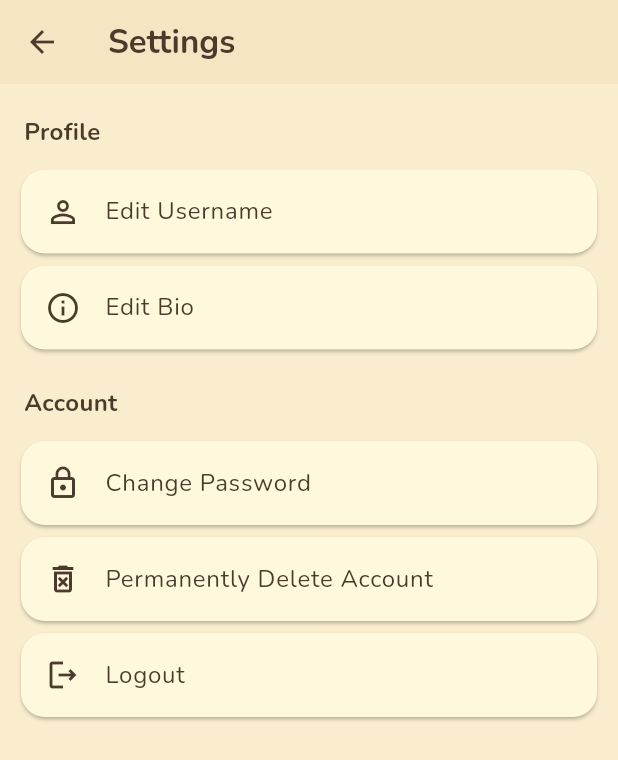
After one commit to gaara40/snibbl, a Flutter app: the ProfileScreen screen opened by its route, after a tap on the "settings" icon, on a phone screen of 412 x 824 dp. The commit adds this screen. Shown: the top 760 px of the screen. Run offline on Flutter 3.47's test engine with Material 3 defaults, Android fonts, the phone set to English and light mode, and no system bars; our stand-ins replace cloud_firestore, firebase_auth, firebase_core, flutter_riverpod, fluttertoast, google_fonts and 2 more; accounts and stored records are empty.

Commit message:
Added settings page widget and updated profile screen with the same

```diff
--- a/lib/screens/profile_screen.dart
+++ b/lib/screens/profile_screen.dart
@@ -1,12 +1,10 @@
 import 'package:flutter/material.dart';
 import 'package:flutter_riverpod/flutter_riverpod.dart';
-import 'package:storygram/helpers/logout_dialog.dart';
-import 'package:storygram/helpers/toasts.dart';
+import 'package:persistent_bottom_nav_bar/persistent_bottom_nav_bar.dart';
 import 'package:storygram/liked_posts/widgets/liked_posts_count.dart';
 import 'package:storygram/liked_posts/widgets/liked_posts_tab.dart';
+import 'package:storygram/settings_page/settings_page.dart';
 import 'package:storygram/user_posts/widgets/user_posts_count.dart';
-import 'package:storygram/main.dart';
-import 'package:storygram/global_providers/auth_providers.dart';
 import 'package:storygram/themes/app_theme.dart';
 import 'package:storygram/widgets/app_bar_logo.dart';
 import 'package:storygram/user_posts/widgets/my_snibbls_tab.dart';
@@ -25,24 +23,6 @@ class ProfileScreen extends ConsumerStatefulWidget {
 class _ProfileScreenState extends ConsumerState<ProfileScreen> {
   //Posts Tab Index
   int selectedIndexTab = 0;
-
-  //Logout Logic
-  void logoutLogic() async {
-    final authServices = ref.read(authServiceProvider);
-    try {
-      // Sign Out
-      await authServices.signOut();
-
-      if (!mounted) return;
-      // Navigate Back To Login
-      navigatorKey.currentState!.pushNamedAndRemoveUntil(
-        '/loginScreen',
-        (route) => false,
-      );
-    } catch (e) {
-      showToast('Error signing out: $e');
-    }
-  }
 
   @override
   Widget build(BuildContext context) {
@@ -69,9 +49,14 @@ class _ProfileScreenState extends ConsumerState<ProfileScreen> {
                     children: [
                       // Logout Button
                       IconButton(
-                        icon: Icon(Icons.logout, size: 25),
+                        icon: Icon(Icons.settings, size: 25),
                         onPressed: () {
-                          showLogoutDialog(context, logoutLogic);
+                          PersistentNavBarNavigator.pushNewScreen(
+                            context,
+                            screen: SettingsPage(),
+                            pageTransitionAnimation:
+                                PageTransitionAnimation.cupertino,
+                          );
                         },
                       ),
                     ],
--- /dev/null
+++ b/lib/settings_page/settings_page.dart
@@ -0,0 +1,109 @@
+import 'package:flutter/material.dart';
+import 'package:flutter_riverpod/flutter_riverpod.dart';
+import 'package:storygram/global_providers/auth_providers.dart';
+import 'package:storygram/helpers/logout_dialog.dart';
+import 'package:storygram/helpers/toasts.dart';
+import 'package:storygram/main.dart';
+import 'package:storygram/settings_page/widgets.dart/setting_tile_card.dart';
+import 'package:storygram/themes/app_theme.dart';
+
+class SettingsPage extends ConsumerWidget {
+  const SettingsPage({super.key});
+
+  @override
+  Widget build(BuildContext context, WidgetRef ref) {
+    final authServices = ref.read(authServiceProvider);
+
+    //Logout Logic
+    Future<void> logoutLogic() async {
+      try {
+        await authServices.signOut();
+        navigatorKey.currentState!.pushNamedAndRemoveUntil(
+          '/loginScreen',
+          (route) => false,
+        );
+      } catch (e) {
+        showToast('Error signing out: $e');
+      }
+    }
+
+    return Scaffold(
+      appBar: AppBar(
+        backgroundColor: AppTheme.secondaryColor,
+        title: const Text(
+          "Settings",
+          style: TextStyle(fontWeight: FontWeight.bold),
+        ),
+        elevation: 6,
+      ),
+      body: Padding(
+        padding: const EdgeInsets.all(10),
+        child: ListView(
+          children: [
+            SizedBox(height: 10),
+            // Section 1: Profile
+            Column(
+              crossAxisAlignment: CrossAxisAlignment.start,
+              children: [
+                Padding(
+                  padding: const EdgeInsets.only(left: 6),
+                  child: const Text(
+                    "Profile",
+                    style: TextStyle(fontSize: 16, fontWeight: FontWeight.bold),
+                  ),
+                ),
+                const SizedBox(height: 10),
+                SettingTileCard(
+                  icon: Icons.person_outline,
+                  title: 'Edit Username',
+                  onTap: () {},
+                ),
+
+                SettingTileCard(
+                  icon: Icons.info_outline,
+                  title: 'Edit Bio',
+                  onTap: () {},
+                ),
+              ],
+            ),
+
+            SizedBox(height: 20),
+
+            // Section 2: Account
+            Column(
+              crossAxisAlignment: CrossAxisAlignment.start,
+              children: [
+                Padding(
+                  padding: const EdgeInsets.only(left: 6),
+                  child: const Text(
+                    "Account",
+                    style: TextStyle(fontSize: 16, fontWeight: FontWeight.bold),
+                  ),
+                ),
+                const SizedBox(height: 10),
+
+                SettingTileCard(
+                  icon: Icons.lock_outline,
+                  title: 'Change Password',
+                  onTap: () {},
+                ),
+
+                SettingTileCard(
+                  icon: Icons.delete_forever_outlined,
+                  title: 'Permanently Delete Account',
+                  onTap: () {},
+                ),
+
+                SettingTileCard(
+                  icon: Icons.logout_outlined,
+                  title: 'Logout',
+                  onTap: () => showLogoutDialog(context, logoutLogic),
+                ),
+              ],
+            ),
+          ],
+        ),
+      ),
+    );
+  }
+}
--- /dev/null
+++ b/lib/settings_page/widgets.dart/setting_tile_card.dart
@@ -0,0 +1,25 @@
+import 'package:flutter/material.dart';
+import 'package:storygram/themes/app_theme.dart';
+
+class SettingTileCard extends StatelessWidget {
+  final IconData icon;
+  final String title;
+  final VoidCallback? onTap;
+
+  const SettingTileCard({
+    super.key,
+    required this.icon,
+    required this.title,
+    required this.onTap,
+  });
+
+  @override
+  Widget build(BuildContext context) {
+    return Card(
+      color: AppTheme.bottomNavBarColor,
+      shape: RoundedRectangleBorder(borderRadius: BorderRadius.circular(16)),
+
+      child: ListTile(leading: Icon(icon), title: Text(title), onTap: onTap),
+    );
+  }
+}
```
